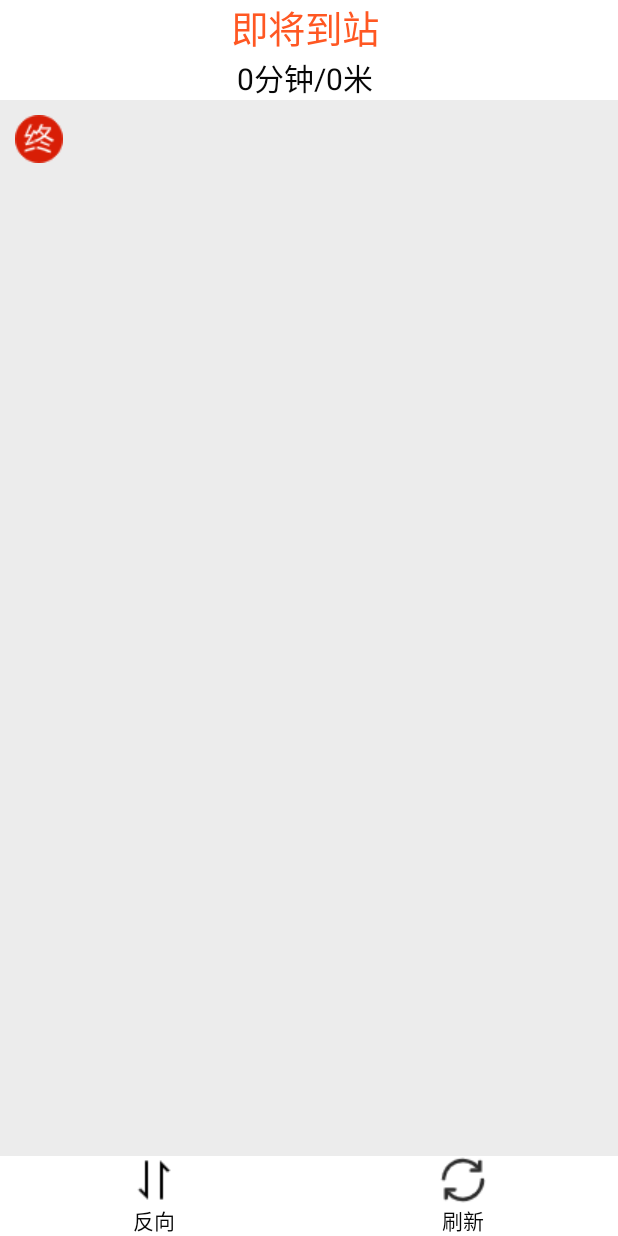
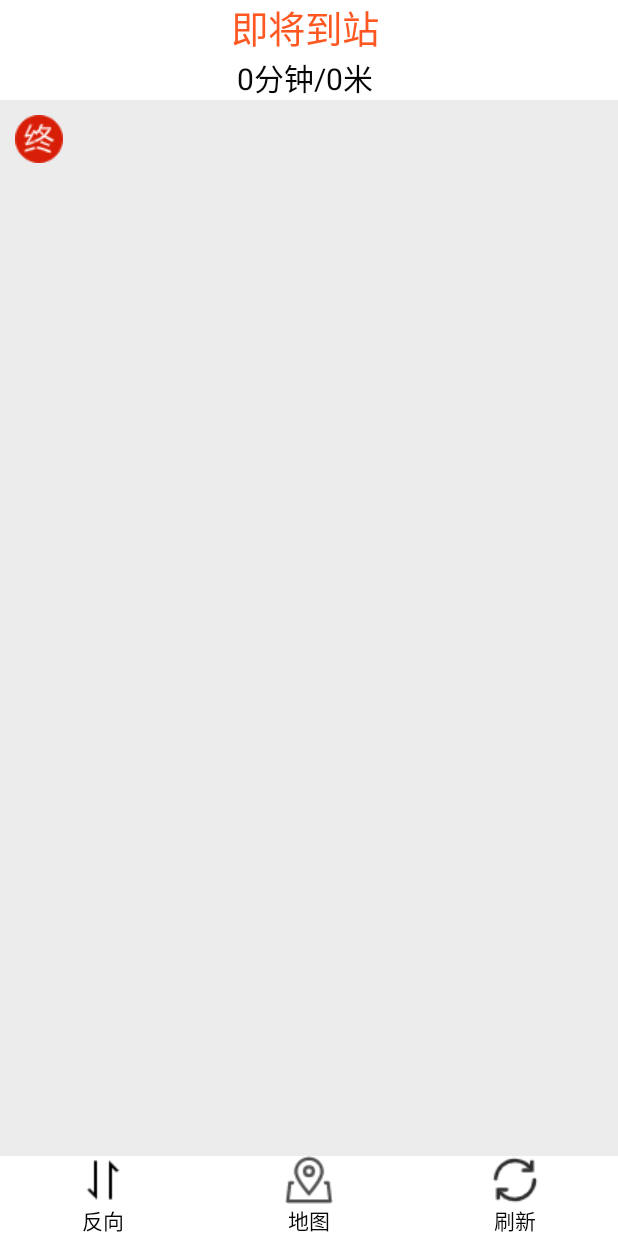
Before and after one commit to HuangWeiHaii/traffic, an Android app: the BusInfoActivity screen opened directly, with no data from a screen before it, after a tap on an icon or button, on a phone screen of 412 x 824 dp. Run offline under Robolectric (Android 15) with nearby library versions, the phone set to English and light mode, and no system bars; 17 statements that could not run were skipped.

Commit message:
other computer

```diff
--- a/app/build.gradle
+++ b/app/build.gradle
@@ -18,6 +18,11 @@ android {
         versionName "1.0"
         testInstrumentationRunner "androidx.test.runner.AndroidJUnitRunner"
 
+    }
+
+    compileOptions {
+        sourceCompatibility JavaVersion.VERSION_1_8
+        targetCompatibility JavaVersion.VERSION_1_8
     }
 
     buildTypes {
--- a/app/src/main/AndroidManifest.xml
+++ b/app/src/main/AndroidManifest.xml
@@ -28,7 +28,8 @@
             android:name=".activity.MainPageActivity"
             android:theme="@style/Theme.AppCompat.NoActionBar"/>
 
-        <activity android:name=".activity.MapActivity"></activity>
+        <activity android:name=".activity.MapActivity"
+            android:theme="@style/Theme.AppCompat.NoActionBar"></activity>
 
         <activity
             android:name=".activity.WelcomeActivity"
--- a/app/src/main/java/com/hwh/traffic/activity/BusInfoActivity.java
+++ b/app/src/main/java/com/hwh/traffic/activity/BusInfoActivity.java
@@ -4,6 +4,7 @@ import androidx.annotation.LongDef;
 import androidx.annotation.RequiresApi;
 import androidx.appcompat.app.AppCompatActivity;
 
+import android.content.Intent;
 import android.os.Build;
 import android.os.Bundle;
 import android.util.Log;
@@ -54,13 +55,17 @@ public class BusInfoActivity extends AppCompatActivity implements View.OnClickLi
     //高亮站点的索引
     private int stop_index = 0;
     private boolean isNear = false;//用来确认是否有附近站点
-
+    private boolean isForw = true;
     //构造一个 存储实时公交index的集合
     List<Integer> indexList = new ArrayList<>();
     //所有站点信息
     List<Stops> stopsList;
     private NextBuses nextBuses = null;
-
+    //这是车辆距离信息 layout
+    private LinearLayout bus_info_target;
+    private ImageView flush_img;
+    private ImageView bus_img_opposite;
+    private ImageView bus_img_map;
 
     @RequiresApi(api = Build.VERSION_CODES.JELLY_BEAN_MR1)
     @Override
@@ -72,6 +77,32 @@ public class BusInfoActivity extends AppCompatActivity implements View.OnClickLi
         busInfo = (BusDomJson) getIntent().getSerializableExtra("BUS_INFO");
         busApi = getIntent().getStringArrayExtra("BUS_API");
         now_stopName = getIntent().getStringExtra("BUS_STOPNAME");
+
+        flush_img = findViewById(R.id.bus_img_flush);
+        bus_img_opposite = findViewById(R.id.bus_img_opposite);
+        bus_img_map = findViewById(R.id.bus_img_map);
+        flush_img.setOnClickListener(v -> {
+            if (ButtonUtil.isFastDoubleClick()) {
+                return;
+            }
+            updataBusListInfo();
+        });
+
+        bus_img_opposite.setOnClickListener(v -> {
+            if (ButtonUtil.isFastDoubleClick()) {
+                return;
+            }
+            //反向
+            oppositeBusListInfo();
+        });
+        bus_img_map.setOnClickListener(v -> {
+            if (ButtonUtil.isFastDoubleClick()){
+                return;
+            }
+            //转跳到地图
+            toBusMapRouteActivity();
+        });
+
 
         forw_api = busApi[0];
         oppsite_api = busApi[1];
@@ -86,6 +117,12 @@ public class BusInfoActivity extends AppCompatActivity implements View.OnClickLi
 
     }
 
+    private void toBusMapRouteActivity() {
+        Intent intent = new Intent(this,MapActivity.class);
+        startActivity(intent);
+    }
+
+
     /**
      * @description 渲染实时公交信息 设置监听等等
      */
@@ -93,28 +130,7 @@ public class BusInfoActivity extends AppCompatActivity implements View.OnClickLi
     public void getBusListUI(final BusDomJson busInfo) {
 
         bus_info_list = findViewById(R.id.bus_info_list);
-        ImageView flush_img = findViewById(R.id.bus_img_flush);
-        ImageView bus_img_opposite = findViewById(R.id.bus_img_opposite);
-        flush_img.setOnClickListener(new View.OnClickListener() {
-            @Override
-            public void onClick(View v) {
-                if (ButtonUtil.isFastDoubleClick()) {
-                    return;
-                }
-                updataBusListInfo();
-            }
-        });
 
-        bus_img_opposite.setOnClickListener(new View.OnClickListener() {
-            @Override
-            public void onClick(View v) {
-                if (ButtonUtil.isFastDoubleClick()) {
-                    return;
-                }
-                //反向
-                oppositeBusListInfo();
-            }
-        });
 
         stopsList = busInfo.getItems().get(0).getRoutes().get(0).getStops();
 
@@ -229,7 +245,9 @@ public class BusInfoActivity extends AppCompatActivity implements View.OnClickLi
     @RequiresApi(api = Build.VERSION_CODES.JELLY_BEAN_MR1)
     public void flushTargetInfo(List<Buses> buses) {
 
-        LinearLayout bus_info_target = findViewById(R.id.bus_info_target);
+
+        //
+        bus_info_target = findViewById(R.id.bus_info_target);
         int n = 0;
 
         if (buses.size() == 0) {
@@ -331,7 +349,12 @@ public class BusInfoActivity extends AppCompatActivity implements View.OnClickLi
             @Override
             public void run() {
                 try {
-                    String str_businfo = HttpUtil.httpGet(forw_api);
+                    String str_businfo;
+                    if (isForw) {
+                        str_businfo = HttpUtil.httpGet(forw_api);
+                    }else {
+                        str_businfo = HttpUtil.httpGet(oppsite_api);
+                    }
                     busInfo = MAPPER.readValue(str_businfo, BusDomJson.class);
                     System.out.println(busApi);
 
@@ -393,10 +416,7 @@ public class BusInfoActivity extends AppCompatActivity implements View.OnClickLi
                 }
             }
         }).start();
-
-
     }
-
 
     /**
      * @description 反向列表
@@ -406,30 +426,54 @@ public class BusInfoActivity extends AppCompatActivity implements View.OnClickLi
             @Override
             public void run() {
                 try {
-                    String opposite_bus_json_info = HttpUtil.httpGet(oppsite_api);
-                    BusDomJson busDomJson = MAPPER.readValue(opposite_bus_json_info, BusDomJson.class);
-                    final List<Stops> stops = busDomJson.getItems().get(0).getRoutes().get(0).getStops();
+                    String opposite_bus_json_info = "";
+                    if (isForw){
+                        opposite_bus_json_info = HttpUtil.httpGet(oppsite_api);
+                        isForw = !isForw;
+                    }
+                    else {
+                        opposite_bus_json_info = HttpUtil.httpGet(forw_api);
+                        isForw = !isForw;
+                    }
+                    busInfo = MAPPER.readValue(opposite_bus_json_info, BusDomJson.class);
+                    stopsList = busInfo.getItems().get(0).getRoutes().get(0).getStops();
                     //修改列表UI
                     //1 修改站点名称
                     // 难点 1 正向站点数 和反向站点数 不一样 不可以用list直接拿ID改UI
                     // 思路 先设置所有UI 不可见 隐藏 View.GONE  再开始展示UI
                     // 如果正向站点数 大于反向站点数 显示小的方向站点数的UI 若小于 将TextViewList扩容 再动态添加几个TextView 进去
                     runOnUiThread(new Runnable() {
+                        @RequiresApi(api = Build.VERSION_CODES.JELLY_BEAN_MR1)
                         @Override
                         public void run() {
-                            //设置所有站点名UI 不可见 隐藏 View.GONE
+                          /*  //设置所有站点名UI 不可见 隐藏 View.GONE
                             for (Integer integer : textView_list) {
                                 findViewById(integer).setVisibility(View.GONE);
                             }
                             //设置所有小公交UI 隐藏
                             for (Integer integer : imageView_bus_list) {
                                 findViewById(integer).setVisibility(View.GONE);
-                            }
+                            }*/
+                            //设置所有视图 隐藏
+                           /* for (Integer integer : linearLayout_list) {
+                                findViewById(integer).setVisibility(View.GONE);
+                            }*/
+                            //清空之前保留的ID信息
+                            imageView_bus_list.clear();
+                            imageView_point_list.clear();
+                            linearLayout_list.clear();
+                            textView_list.clear();
+                            indexList.clear();
+                            bus_info_target.removeAllViews();
+                            bus_info_list.removeAllViews();
+                            linearLayout_list.clear();
+                            //重新刷新公交列表UI
+                            getBusListUI(busInfo);
 
+                            //bus_info_list.setVisibility(View.GONE);
 
                         }
                     });
-
 
                 } catch (IOException e) {
                     e.printStackTrace();
--- a/app/src/main/java/com/hwh/traffic/baiduLocation/LocateUtil.java
+++ b/app/src/main/java/com/hwh/traffic/baiduLocation/LocateUtil.java
@@ -85,7 +85,7 @@ public class LocateUtil {
 
         @Override
         public void onReceiveLocation(BDLocation location) {
-
+            setBdLocation(location);
             latLng = new LatLng(location.getLatitude(), location.getLongitude());
             Log.d("百度地图定位application",latLng.toString());
         }
--- a/app/src/main/res/layout/activity_bus_info.xml
+++ b/app/src/main/res/layout/activity_bus_info.xml
@@ -202,7 +202,28 @@
                 android:textColor="@color/black">
             </TextView>
         </LinearLayout>
+        <LinearLayout
+            android:layout_width="wrap_content"
+            android:layout_height="wrap_content"
+            android:layout_weight="1"
+            android:gravity="center"
+            android:orientation="vertical">
 
+            <ImageView
+                android:id="@+id/bus_img_map"
+                android:layout_width="wrap_content"
+                android:layout_height="wrap_content"
+                android:background="@drawable/bus_map">
+            </ImageView>
+
+            <TextView
+                android:id="@+id/bus_text_map"
+                android:layout_width="wrap_content"
+                android:layout_height="wrap_content"
+                android:text="地图"
+                android:textColor="@color/black">
+            </TextView>
+        </LinearLayout>
 
         <LinearLayout
             android:layout_width="wrap_content"
```
Also changed, not shown: app/src/main/res/drawable/bus_map.png (added).
